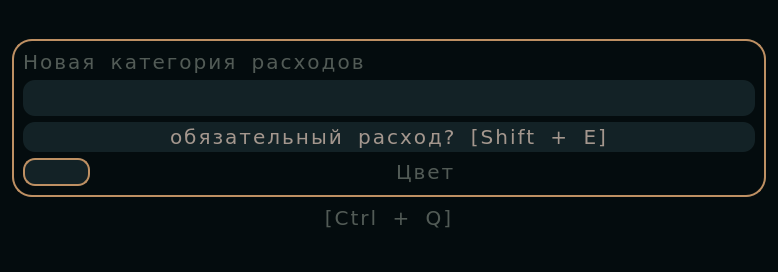
Before: the Qt Designer form source/ui/ui_create_dialog.ui in xtern0o/MoneyViewer, drawn with Qt 5.
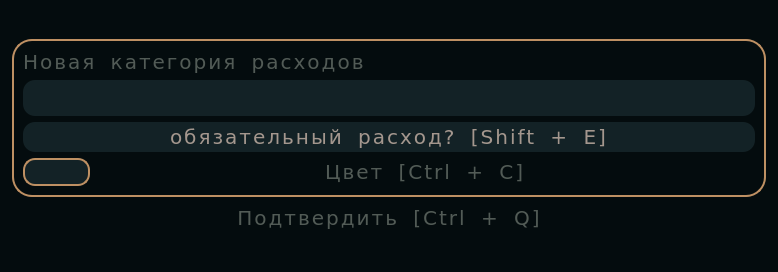
After: the same form once the commit is applied. Icons and pictures are not drawn.

Diff of the .ui file:
```diff
--- a/source/ui/ui_create_dialog.ui
+++ b/source/ui/ui_create_dialog.ui
@@ -449,7 +449,7 @@
           </size>
          </property>
          <property name="text">
-          <string>[Ctrl + Q]</string>
+          <string>Подтвердить [Ctrl + Q]</string>
          </property>
          <property name="alignment">
           <set>Qt::AlignCenter</set>
@@ -527,7 +527,7 @@
           <item row="3" column="2">
            <widget class="QLabel" name="label_7">
             <property name="text">
-             <string>Цвет</string>
+             <string>Цвет [Ctrl + C]</string>
             </property>
            </widget>
           </item>
```
